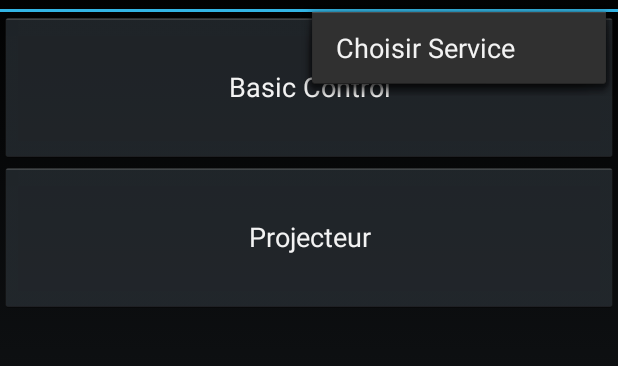
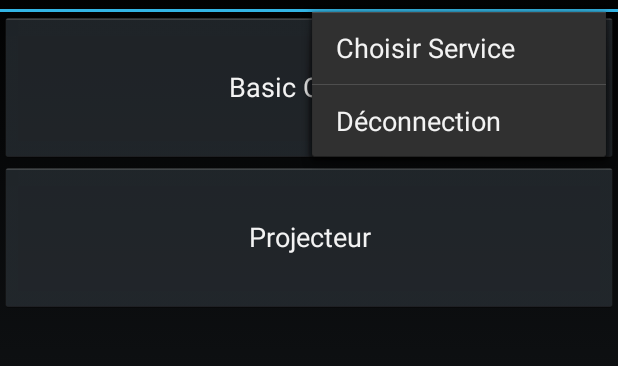
Before and after one commit to cyprienruffino/MiniRemote, an Android app: the screen it shows after launch (HomeActivity), with the options menu open, on a phone screen of 412 x 824 dp, the part 60-426 px from its top. Run offline under Robolectric (Android 15) with nearby library versions, the phone set to English and light mode, and no system bars.

Commit message:
some todo + response event send android

```diff
--- a/android/app/src/main/res/menu/menu_main.xml
+++ b/android/app/src/main/res/menu/menu_main.xml
@@ -5,5 +5,8 @@
     <item
         android:id="@+id/menu_serv"
         android:title="@string/servicedialog_title"/>
+    <item
+            android:id="@+id/menu_dc"
+            android:title="@string/menu_dc"/>
 
 </menu>
--- a/android/app/src/main/res/values/strings.xml
+++ b/android/app/src/main/res/values/strings.xml
@@ -21,4 +21,8 @@
     <string name="init_button">Initialisation</string>
     <string name="no_tcp_service">Pas connecté à un PC</string>
     <string name="waiting_string">Recherche de serveur</string>
+    <string name="no_server_found">Impossible de se connecter à un serveur !</string>
+    <string name="server_found">Connecté !</string>
+    <string name="menu_dc">Déconnection</string>
+    <string name="dc">Déconnecté</string>
 </resources>
```
Also changed, not shown: android/app/src/main/java/view/HomeActivity.java (+13 -11 lines).
